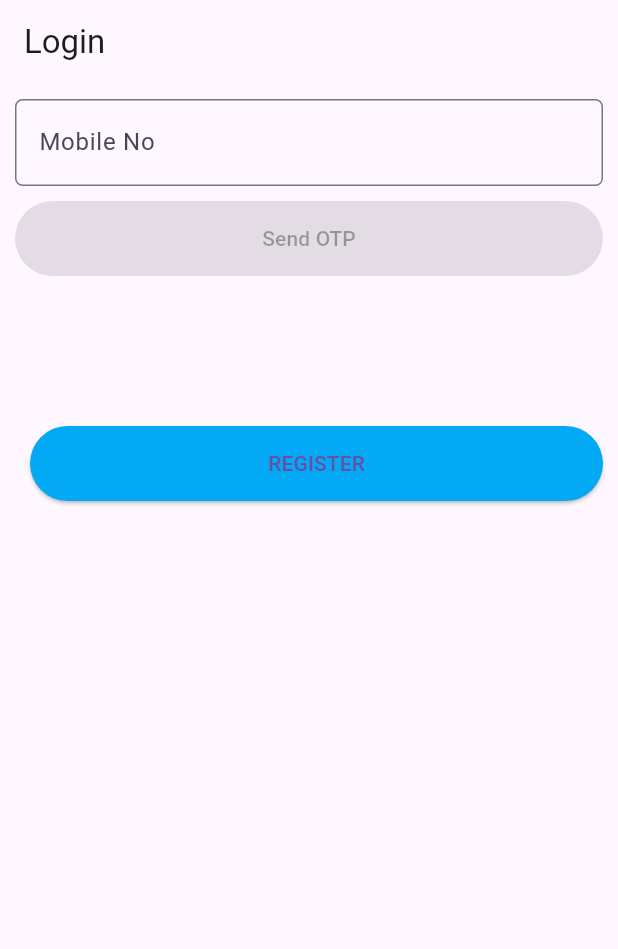
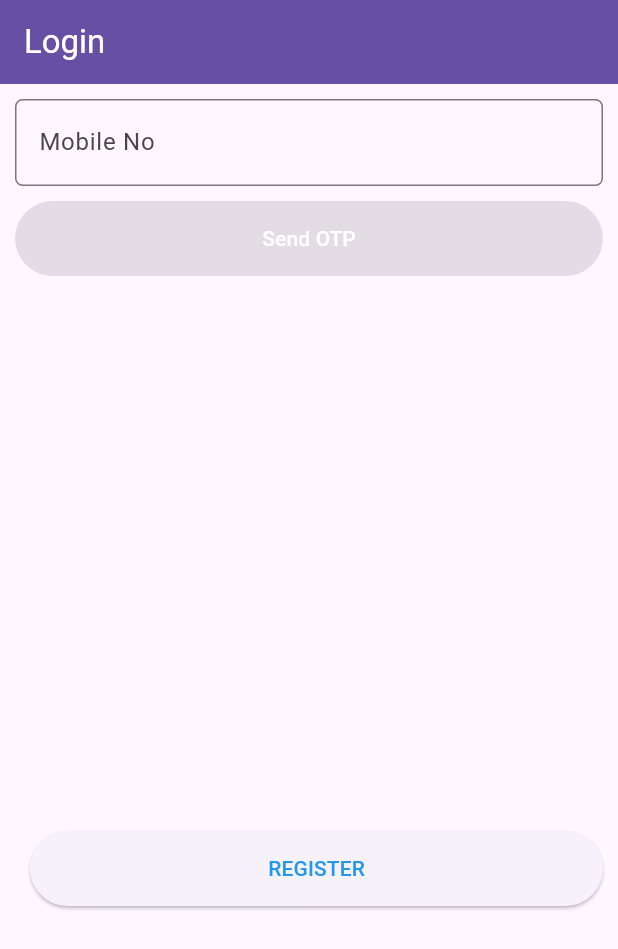
Before and after one commit to assignments-sliit/sriwallet, a Flutter app: the screen it shows after launch, after a tap on "LOGIN", on a phone screen of 412 x 824 dp. Shown: the top 949 px of the screen. Run offline on Flutter 3.47's test engine with Material 2 defaults, Android fonts, the phone set to English and light mode, and no system bars; our stand-ins replace cloud_firestore, firebase_auth, firebase_core, font_awesome_flutter, progress_dialog_null_safe, qr_flutter and 1 more; missing offline and left inert: qrscan; accounts and stored records are empty.

Commit message:
code beautify and apps beautify

```diff
--- a/lib/auth/login.dart
+++ b/lib/auth/login.dart
@@ -1,11 +1,7 @@
 import 'package:cloud_firestore/cloud_firestore.dart';
 import 'package:firebase_auth/firebase_auth.dart';
-import 'package:firebase_core/firebase_core.dart';
 import 'package:flutter/material.dart';
 import 'package:flutter/services.dart';
-import 'package:flutter/src/foundation/key.dart';
-import 'package:flutter/src/widgets/framework.dart';
-import 'package:font_awesome_flutter/font_awesome_flutter.dart';
 import 'package:progress_dialog_null_safe/progress_dialog_null_safe.dart';
 import 'package:sriwallet/auth/screens/register.dart';
 import 'package:sriwallet/home/screens/homepage.dart';
@@ -57,25 +53,29 @@ class _LoginPageState extends State<LoginPage> {
             color: Colors.black, fontSize: 19.0, fontWeight: FontWeight.w600));
 
     return Scaffold(
-      appBar: AppBar(
-        title: const Text("Login"),
+        appBar: AppBar(
+
+        backgroundColor: Theme.of(context).primaryColor,
+        title: const Text(
+
+          "Login",
+          style: TextStyle(color: Colors.white),
+        ),
       ),
       body: SingleChildScrollView(
         child: Form(
           key: _registerPageKey,
           child: Column(
-              //  mainAxisAlignment: MainAxisAlignment.center,
+
               children: [
-                //  ToggleButtons(children: children, isSelected: isSelected),
-
                 Form(
                     child: Column(
-                  // crossAxisAlignment: CrossAxisAlignment.start,
+                   crossAxisAlignment: CrossAxisAlignment.start,
                   children: [
                     phoneNumberInput(),
                     otpInput(),
                     masterButton(),
-                    const SizedBox(height: 100,),
+                    const SizedBox(height: 370,),
                     register()
                   ],
                 )),
@@ -191,6 +191,7 @@ class _LoginPageState extends State<LoginPage> {
       padding: const EdgeInsets.only(left: 10, right: 10),
       child: ElevatedButton(
         style: ElevatedButton.styleFrom(
+          primary: Colors.lightBlue[500],
           minimumSize: const Size.fromHeight(50),
         ),
         onPressed: !phoneNumberFilled
@@ -204,7 +205,7 @@ class _LoginPageState extends State<LoginPage> {
                   }
                 }
               },
-        child: Text(!verificationSent ? "Send OTP" : "LOGIN"),
+        child: Text(!verificationSent ? "Send OTP" : "LOGIN", style:const TextStyle(color: Colors.white)),
       ),
     );
   }
@@ -213,7 +214,7 @@ class _LoginPageState extends State<LoginPage> {
       padding: const EdgeInsets.only(left: 20, right: 10),
       child: ElevatedButton(
         style: ElevatedButton.styleFrom(
-          primary: Colors.lightBlue[500],
+
           minimumSize: const Size.fromHeight(50),
         ),
         onPressed: () {
@@ -221,7 +222,7 @@ class _LoginPageState extends State<LoginPage> {
                 context,
                 MaterialPageRoute(builder: (context) => const RegisterPage()));
               },
-        child: const Text("REGISTER"),
+        child: const Text("REGISTER",style: TextStyle(color: Colors.blue)),
       ),
     );
   }
--- a/lib/auth/screens/register.dart
+++ b/lib/auth/screens/register.dart
@@ -61,7 +61,13 @@ class _RegisterPageState extends State<RegisterPage> {
 
     return Scaffold(
       appBar: AppBar(
-        title: const Text("Register"),
+
+        backgroundColor: Theme.of(context).primaryColor,
+        title: const Text(
+
+          "Register",
+          style: TextStyle(color: Colors.white),
+        ),
       ),
       body: SingleChildScrollView(
         child: Form(
@@ -72,14 +78,23 @@ class _RegisterPageState extends State<RegisterPage> {
               crossAxisAlignment: CrossAxisAlignment.stretch,
               children: [
                 registerWithPhoneNoText(),
-                nameInput(nameController,context),
+                nameInput(nameController, context),
                 nicInput(),
                 emailInput(),
                 phoneNumberInput(),
                 otpInput(),
                 masterButton(),
                 const SizedBox(
-                  height: 100,
+                  height: 120,
+                ),
+                Row(
+                  mainAxisAlignment: MainAxisAlignment.center,
+                  children: const [
+                    Padding(
+                      padding: EdgeInsets.all(8.0),
+                      child: Text("Already have an account?"),
+                    ),
+                  ],
                 ),
                 goAndLogin()
               ],
@@ -191,7 +206,7 @@ class _RegisterPageState extends State<RegisterPage> {
 
   Widget masterButton() {
     return Padding(
-      padding: const EdgeInsets.only(left: 20, right: 10),
+      padding: const EdgeInsets.only(left: 10, right: 10),
       child: ElevatedButton(
         style: ElevatedButton.styleFrom(
           minimumSize: const Size.fromHeight(50),
@@ -214,7 +229,7 @@ class _RegisterPageState extends State<RegisterPage> {
 
   Widget goAndLogin() {
     return Padding(
-      padding: const EdgeInsets.only(left: 20, right: 10),
+      padding: const EdgeInsets.only(left: 10, right: 10),
       child: ElevatedButton(
         style: ElevatedButton.styleFrom(
           primary: Colors.lightBlue[500],
@@ -224,7 +239,7 @@ class _RegisterPageState extends State<RegisterPage> {
           Navigator.pushReplacement(context,
               MaterialPageRoute(builder: (context) => const LoginPage()));
         },
-        child: const Text("LOGIN"),
+        child: const Text("LOGIN", style: TextStyle(color: Colors.white),),
       ),
     );
   }
@@ -250,8 +265,6 @@ class _RegisterPageState extends State<RegisterPage> {
           }
         });
   }
-
-
 
   Widget nicInput() {
     return Padding(
@@ -286,6 +299,4 @@ class _RegisterPageState extends State<RegisterPage> {
       ),
     );
   }
-
-
 }
--- a/lib/utils/labels/register_labels.dart
+++ b/lib/utils/labels/register_labels.dart
@@ -5,7 +5,7 @@ Widget registerWithPhoneNoText() {
       children: const [
         Expanded(
           child: Padding(
-            padding: EdgeInsets.only(top: 20, bottom: 20),
+            padding: EdgeInsets.only(top: 10, bottom: 5),
             child: Text(
               "Register with your phone number",
               textAlign: TextAlign.center,
```
Also changed, not shown: lib/cards/add_card.dart (+9 -43 lines), lib/cards/add_card_cam.dart (deleted, +0 -154 lines), lib/home/screens/homepage.dart (+11 -2 lines), lib/money/screens/receive_money.dart (+9 -1 lines).
